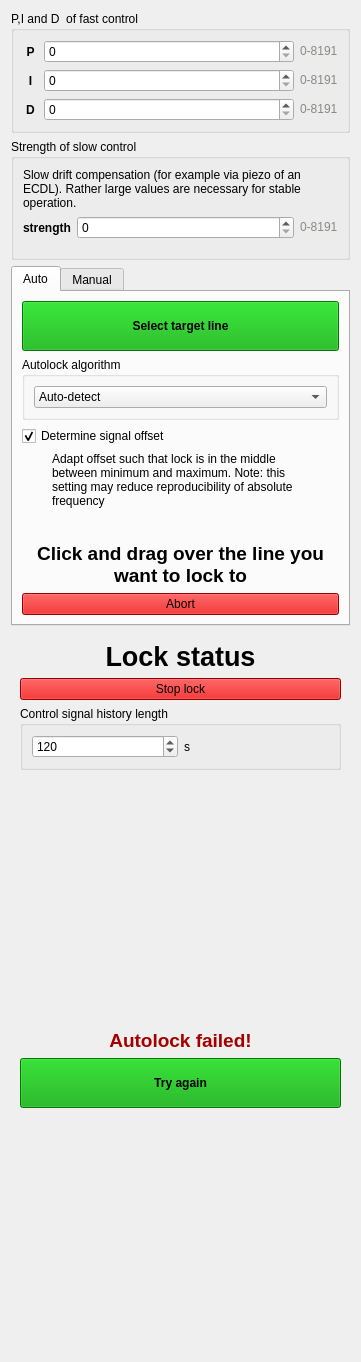
This is linien-gui/linien_gui/ui/locking_panel.ui in Debaucheryddll/FPATS as Qt 5 draws it before an edit. The edited form follows.
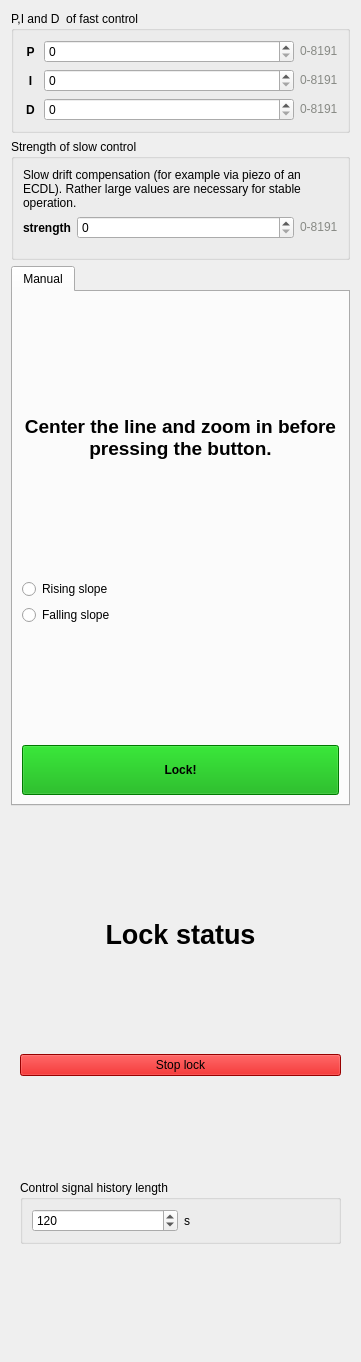
This is the edited form. Custom widgets are drawn as their Qt base class.

Commit message: remove autolock

Patch:
```diff
--- a/linien-gui/linien_gui/ui/locking_panel.ui
+++ b/linien-gui/linien_gui/ui/locking_panel.ui
@@ -386,179 +386,7 @@
      <property name="currentIndex">
       <number>0</number>
      </property>
-     <widget class="QWidget" name="auto_mode">
-      <attribute name="title">
-       <string>Auto</string>
-      </attribute>
-      <layout class="QVBoxLayout" name="verticalLayout_10">
-       <item>
-        <widget class="QWidget" name="auto_mode_not_activated" native="true">
-         <layout class="QVBoxLayout" name="verticalLayout_5">
-          <property name="leftMargin">
-           <number>0</number>
-          </property>
-          <property name="topMargin">
-           <number>0</number>
-          </property>
-          <property name="rightMargin">
-           <number>0</number>
-          </property>
-          <property name="bottomMargin">
-           <number>0</number>
-          </property>
-          <item>
-           <widget class="QPushButton" name="selectLineToLock">
-            <property name="minimumSize">
-             <size>
-              <width>0</width>
-              <height>50</height>
-             </size>
-            </property>
-            <property name="font">
-             <font>
-              <weight>75</weight>
-              <bold>true</bold>
-             </font>
-            </property>
-            <property name="styleSheet">
-             <string notr="true">background: #00aa00</string>
-            </property>
-            <property name="text">
-             <string>Select target line</string>
-            </property>
-           </widget>
-          </item>
-          <item>
-           <widget class="QGroupBox" name="groupBox">
-            <property name="title">
-             <string>Autolock algorithm</string>
-            </property>
-            <layout class="QVBoxLayout" name="verticalLayout_8">
-             <item>
-              <widget class="QComboBox" name="autolock_mode_preference">
-               <item>
-                <property name="text">
-                 <string>Auto-detect</string>
-                </property>
-               </item>
-               <item>
-                <property name="text">
-                 <string>Robust mode</string>
-                </property>
-               </item>
-               <item>
-                <property name="text">
-                 <string>Simple mode</string>
-                </property>
-               </item>
-              </widget>
-             </item>
-            </layout>
-           </widget>
-          </item>
-          <item>
-           <widget class="QCheckBox" name="autoOffsetCheckbox">
-            <property name="text">
-             <string>Determine signal offset</string>
-            </property>
-            <property name="checked">
-             <bool>true</bool>
-            </property>
-           </widget>
-          </item>
-          <item>
-           <widget class="QLabel" name="label_9">
-            <property name="sizePolicy">
-             <sizepolicy hsizetype="Preferred" vsizetype="Fixed">
-              <horstretch>0</horstretch>
-              <verstretch>0</verstretch>
-             </sizepolicy>
-            </property>
-            <property name="maximumSize">
-             <size>
-              <width>300</width>
-              <height>16777215</height>
-             </size>
-            </property>
-            <property name="text">
-             <string>Adapt offset such that lock is in the middle between minimum and maximum. Note: this setting may reduce reproducibility of absolute frequency</string>
-            </property>
-            <property name="textFormat">
-             <enum>Qt::PlainText</enum>
-            </property>
-            <property name="scaledContents">
-             <bool>false</bool>
-            </property>
-            <property name="wordWrap">
-             <bool>true</bool>
-            </property>
-            <property name="indent">
-             <number>30</number>
-            </property>
-           </widget>
-          </item>
-          <item>
-           <spacer name="verticalSpacer_6">
-            <property name="orientation">
-             <enum>Qt::Vertical</enum>
-            </property>
-            <property name="sizeHint" stdset="0">
-             <size>
-              <width>20</width>
-              <height>40</height>
-             </size>
-            </property>
-           </spacer>
-          </item>
-         </layout>
-        </widget>
-       </item>
-       <item>
-        <widget class="QWidget" name="auto_mode_activated" native="true">
-         <layout class="QVBoxLayout" name="verticalLayout_7">
-          <property name="leftMargin">
-           <number>0</number>
-          </property>
-          <property name="topMargin">
-           <number>0</number>
-          </property>
-          <property name="rightMargin">
-           <number>0</number>
-          </property>
-          <property name="bottomMargin">
-           <number>0</number>
-          </property>
-          <item>
-           <widget class="QLabel" name="label_2">
-            <property name="text">
-             <string>&lt;html&gt;&lt;head/&gt;&lt;body&gt;&lt;p align=&quot;center&quot;&gt;&lt;span style=&quot; font-size:14pt; font-weight:600;&quot;&gt;Click and drag over the line you want to lock to&lt;/span&gt;&lt;/p&gt;&lt;/body&gt;&lt;/html&gt;</string>
-            </property>
-            <property name="scaledContents">
-             <bool>false</bool>
-            </property>
-            <property name="alignment">
-             <set>Qt::AlignCenter</set>
-            </property>
-            <property name="wordWrap">
-             <bool>true</bool>
-            </property>
-           </widget>
-          </item>
-          <item>
-           <widget class="QPushButton" name="abortLineSelection">
-            <property name="styleSheet">
-             <string notr="true">background-color: #d40000;</string>
-            </property>
-            <property name="text">
-             <string>Abort</string>
-            </property>
-           </widget>
-          </item>
-         </layout>
-        </widget>
-       </item>
-      </layout>
-     </widget>
+
      <widget class="QWidget" name="manual_mode">
       <attribute name="title">
        <string>Manual</string>
@@ -1160,76 +988,7 @@
      </layout>
     </widget>
    </item>
-   <item>
-    <widget class="QWidget" name="lock_failed" native="true">
-     <layout class="QVBoxLayout" name="verticalLayout_3">
-      <item>
-       <spacer name="verticalSpacer_5">
-        <property name="orientation">
-         <enum>Qt::Vertical</enum>
-        </property>
-        <property name="sizeHint" stdset="0">
-         <size>
-          <width>20</width>
-          <height>40</height>
-         </size>
-        </property>
-       </spacer>
-      </item>
-      <item>
-       <widget class="QLabel" name="label_17">
-        <property name="text">
-         <string>&lt;html&gt;&lt;head/&gt;&lt;body&gt;&lt;p&gt;&lt;span style=&quot; font-size:14pt; font-weight:600; color:#a40000;&quot;&gt;Autolock failed!&lt;/span&gt;&lt;/p&gt;&lt;/body&gt;&lt;/html&gt;</string>
-        </property>
-        <property name="textFormat">
-         <enum>Qt::RichText</enum>
-        </property>
-        <property name="alignment">
-         <set>Qt::AlignCenter</set>
-        </property>
-        <property name="wordWrap">
-         <bool>true</bool>
-        </property>
-       </widget>
-      </item>
-      <item>
-       <widget class="QPushButton" name="reset_lock_failed_state">
-        <property name="minimumSize">
-         <size>
-          <width>0</width>
-          <height>50</height>
-         </size>
-        </property>
-        <property name="font">
-         <font>
-          <weight>75</weight>
-          <bold>true</bold>
-         </font>
-        </property>
-        <property name="styleSheet">
-         <string notr="true">background-color: #00a400;</string>
-        </property>
-        <property name="text">
-         <string>Try again</string>
-        </property>
-       </widget>
-      </item>
-      <item>
-       <spacer name="verticalSpacer_4">
-        <property name="orientation">
-         <enum>Qt::Vertical</enum>
-        </property>
-        <property name="sizeHint" stdset="0">
-         <size>
-          <width>20</width>
-          <height>40</height>
-         </size>
-        </property>
-       </spacer>
-      </item>
-     </layout>
-    </widget>
-   </item>
+
   </layout>
  </widget>
  <customwidgets>
```
The commit also changes 37 other files.
